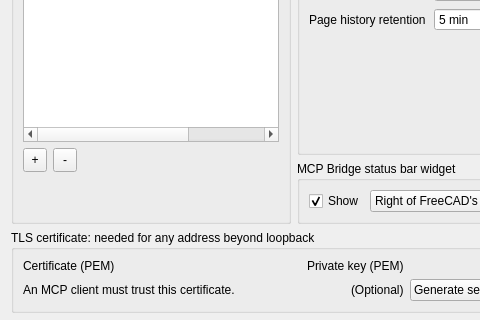
CREATeNG/freecad-mcp-bridge, file freecad/mcp_bridge/Resources/Ui/preferences.ui: the form before one commit; both pictures show x 0 to 480 and y 110 to 430 of the 607 by 767 pixel window.
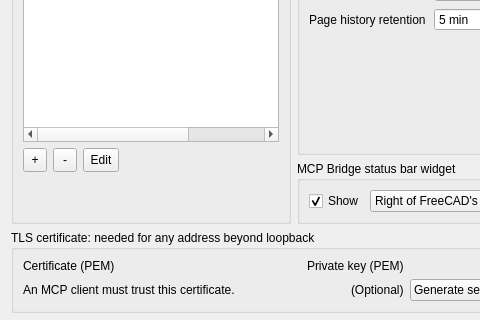
The form after the commit. Custom widgets are drawn as their Qt base class.

Commit message: Add Listen addresses row editing and agreed host name wording (Refs #14)

Patch:
```diff
--- a/freecad/mcp_bridge/Resources/Ui/preferences.ui
+++ b/freecad/mcp_bridge/Resources/Ui/preferences.ui
@@ -122,6 +122,34 @@
             </property>
            </widget>
           </item>
+          <item>
+           <widget class="QToolButton" name="editListenButton">
+            <property name="sizePolicy">
+             <sizepolicy hsizetype="Fixed" vsizetype="Fixed">
+              <horstretch>0</horstretch>
+              <verstretch>0</verstretch>
+             </sizepolicy>
+            </property>
+            <property name="minimumSize">
+             <size>
+              <width>0</width>
+              <height>24</height>
+             </size>
+            </property>
+            <property name="maximumSize">
+             <size>
+              <width>16777215</width>
+              <height>24</height>
+             </size>
+            </property>
+            <property name="text">
+             <string>Edit</string>
+            </property>
+            <property name="toolTip">
+             <string>Edit the selected row.</string>
+            </property>
+           </widget>
+          </item>
           <item>
            <spacer name="listenButtonSpacer">
             <property name="orientation">
```
The commit also changes 7 other files.
